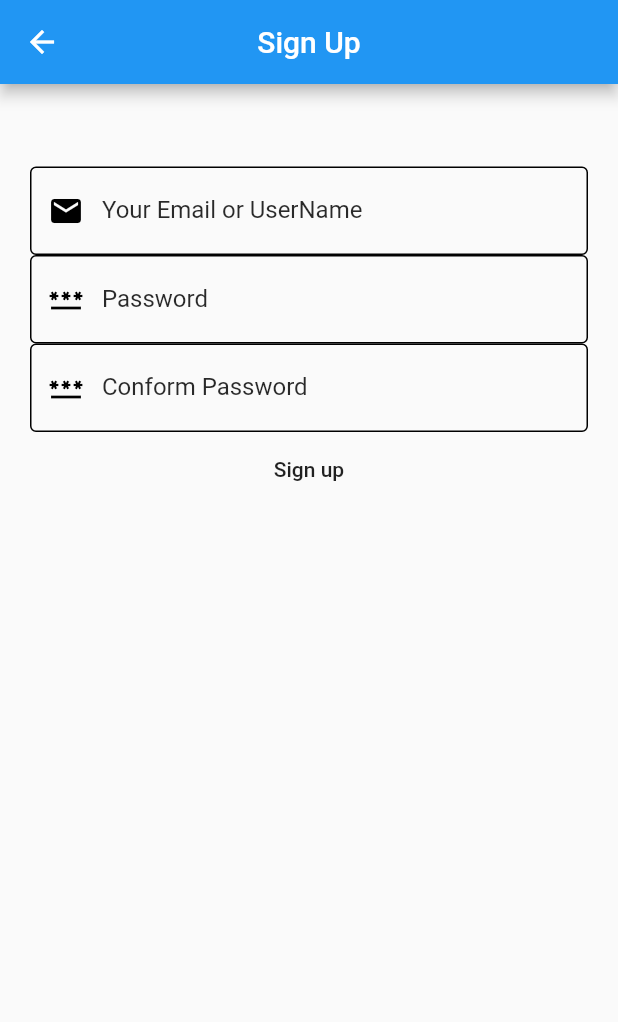
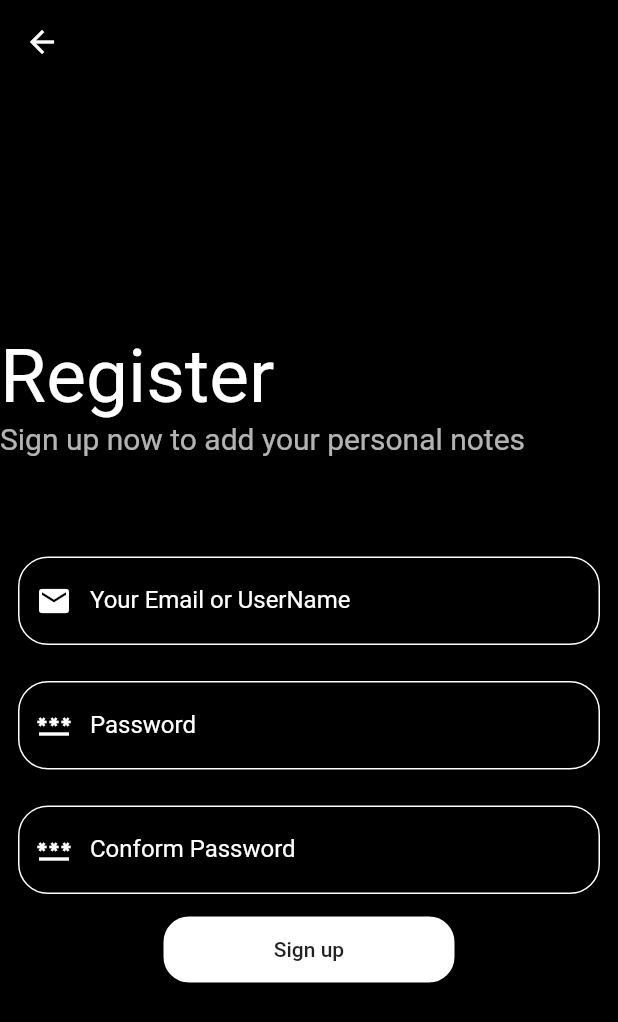
Before and after one commit to Nizar-Sweiss/Self-study-Lab, a Flutter app: the SinginScreen screen opened by its route, on a phone screen of 412 x 824 dp. Shown: the top 1022 px of the screen. Run offline on Flutter 3.47's test engine with Material 2 defaults, Android fonts, the phone set to English and light mode, and no system bars; our stand-ins replace cloud_firestore, firebase_auth, firebase_core, font_awesome_flutter, google_nav_bar; accounts and stored records are empty.

Commit message:
add: Sgin Up screen Style

```diff
--- a/main/lib/Screens/signin_screen.dart
+++ b/main/lib/Screens/signin_screen.dart
@@ -1,5 +1,6 @@
 import 'package:firebase_auth/firebase_auth.dart';
 import 'package:flutter/material.dart';
+import 'package:main/utility/random_color.dart';
 
 class SinginScreen extends StatefulWidget {
   const SinginScreen({super.key});
@@ -15,69 +16,96 @@ class _SinginScreenState extends State<SinginScreen> {
   @override
   Widget build(BuildContext context) {
     return Scaffold(
+        backgroundColor: Colors.black,
         appBar: AppBar(
-          title: Text("Sign Up"),
+          backgroundColor: Colors.black,
           centerTitle: true,
         ),
-        body: Padding(
-            padding: const EdgeInsets.all(20),
-            child: SingleChildScrollView(
+        body: SafeArea(
             child: Column(
+          mainAxisAlignment: MainAxisAlignment.center,
           children: [
+            Container(
+              alignment: Alignment.topLeft,
+              child: Text(
+                "Register",
+                style: TextStyle(color: Colors.white, fontSize: 50),
+              ),
+            ),
+            Container(
+              alignment: Alignment.topLeft,
+              child: Text(
+                "Sign up now to add your personal notes ",
+                style: TextStyle(color: Colors.white70, fontSize: 20),
+              ),
+            ),
             SizedBox(
-                  height: 35,
+              height: 55,
             ),
-                TextFormField(
+            Padding(
+              padding: const EdgeInsets.all(12.0),
+              child: TextFormField(
                   controller: emailController,
-                    style: TextStyle(color: Color.fromARGB(255, 0, 0, 0)),
+                  style: TextStyle(color: Colors.white),
                   decoration: InputDecoration(
                       enabledBorder: OutlineInputBorder(
-                          borderSide: BorderSide(
-                              width: 1, color: Color.fromARGB(255, 0, 0, 0)),
+                        borderRadius: BorderRadius.all(Radius.circular(20.0)),
+                        borderSide: BorderSide(width: 1, color: Colors.white),
                       ),
                       labelText: "Your Email or UserName ",
-                        labelStyle:
-                            TextStyle(color: Color.fromARGB(213, 0, 0, 0)),
+                      labelStyle: TextStyle(color: Colors.white),
                       border: OutlineInputBorder(),
                       prefixIcon: Icon(
                         Icons.email,
-                          color: Color.fromARGB(255, 0, 0, 0),
+                        color: Colors.white,
                       ))),
-                TextFormField(
+            ),
+            Padding(
+              padding: const EdgeInsets.all(12.0),
+              child: TextFormField(
                   controller: passwordController,
                   style: TextStyle(color: Colors.white),
                   decoration: InputDecoration(
                       enabledBorder: OutlineInputBorder(
-                          borderSide: BorderSide(
-                              width: 1, color: Color.fromARGB(255, 0, 0, 0)),
+                        borderRadius: BorderRadius.all(Radius.circular(20.0)),
+                        borderSide: BorderSide(width: 1, color: Colors.white),
                       ),
                       labelText: "Password",
-                        labelStyle:
-                            TextStyle(color: Color.fromARGB(213, 0, 0, 0)),
+                      labelStyle: TextStyle(color: Colors.white),
                       border: OutlineInputBorder(),
                       prefixIcon: Icon(
                         Icons.password,
-                          color: Color.fromARGB(255, 0, 0, 0),
+                        color: Colors.white,
                       ))),
-                TextFormField(
+            ),
+            Padding(
+              padding: const EdgeInsets.all(12.0),
+              child: TextFormField(
                   controller: ConformPasswordController,
-                    style: TextStyle(color: Color.fromARGB(255, 0, 0, 0)),
+                  style: TextStyle(color: Colors.white),
                   decoration: InputDecoration(
                       enabledBorder: OutlineInputBorder(
-                          borderSide: BorderSide(
-                              width: 1, color: Color.fromARGB(255, 0, 0, 0)),
+                        borderRadius: BorderRadius.all(Radius.circular(20.0)),
+                        borderSide: BorderSide(width: 1, color: Colors.white),
                       ),
                       labelText: "Conform Password",
-                        labelStyle:
-                            TextStyle(color: Color.fromARGB(213, 0, 0, 0)),
+                      labelStyle: TextStyle(color: Colors.white),
                       border: OutlineInputBorder(),
                       prefixIcon: Icon(
                         Icons.password,
-                          color: Color.fromARGB(255, 0, 0, 0),
+                        color: Colors.white,
                       ))),
+            ),
             Container(
               width: 200,
               height: 50,
+              decoration: BoxDecoration(
+                color: Colors.white,
+                border: Border.all(width: 3.0),
+                borderRadius: BorderRadius.all(Radius.circular(
+                        20.0) //                 <--- border radius here
+                    ),
+              ),
               child: MaterialButton(
                 onPressed: () async {
                   try {
@@ -101,6 +129,6 @@ class _SinginScreenState extends State<SinginScreen> {
               ),
             ),
           ],
-            ))));
+        )));
   }
 }
```
Lines whose indentation alone changed are shown as unchanged.
